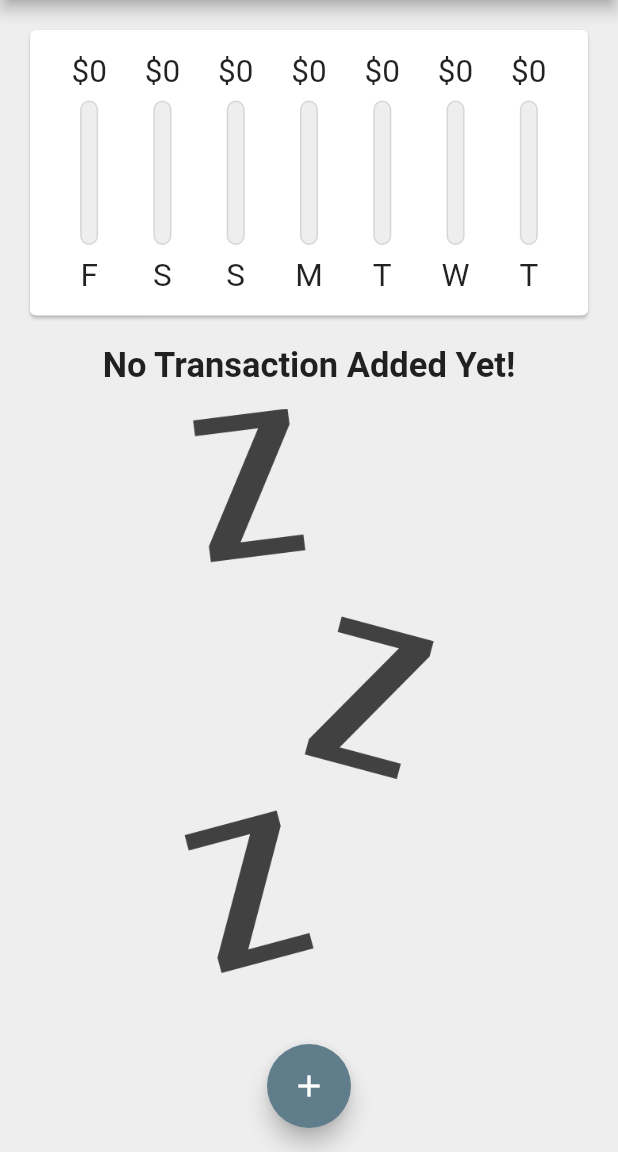
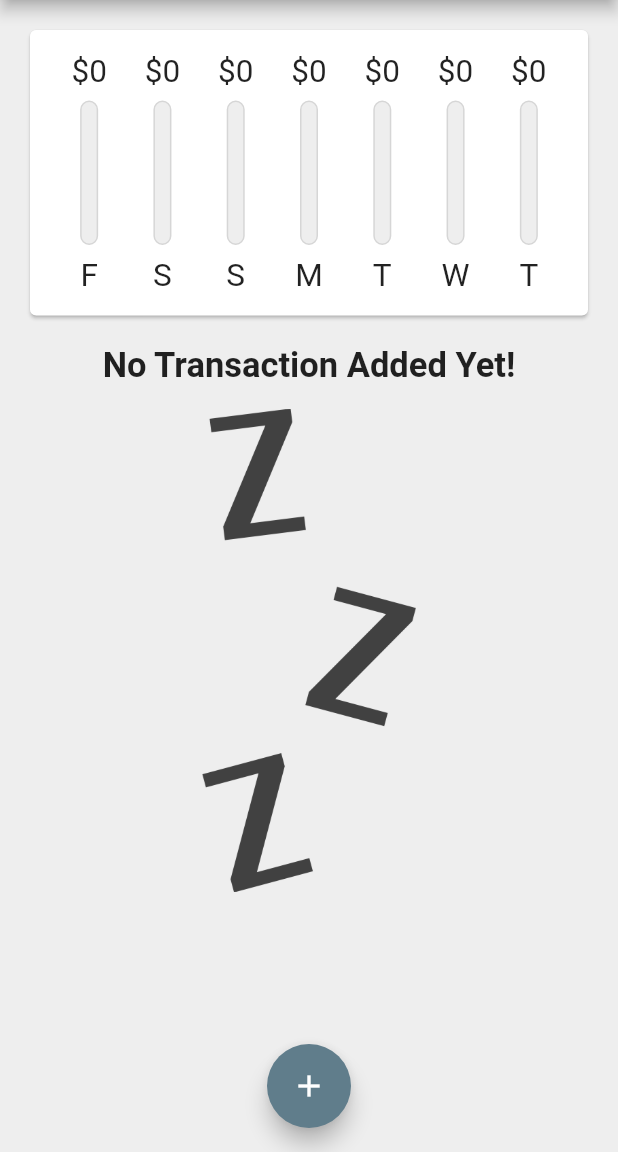
Before and after one commit to LayzeePreneur/Levy, a Flutter app: the screen it shows after launch, on a phone screen of 412 x 824 dp, the part 84-1236 px from its top. Run offline on Flutter 3.47's test engine with Material 2 defaults, Android fonts, the light colour scheme and no system bars.

Commit message:
Change no transaction image height

```diff
--- a/lib/main.dart
+++ b/lib/main.dart
@@ -180,7 +180,7 @@ class NoTransactionImage extends StatelessWidget {
             SizedBox(height: 15),
             Image.asset(
               'assets/images/waiting.png',
-              height: constraints.maxHeight * 0.7,
+              height: constraints.maxHeight * 0.6,
             ),
           ],
         ),
```
